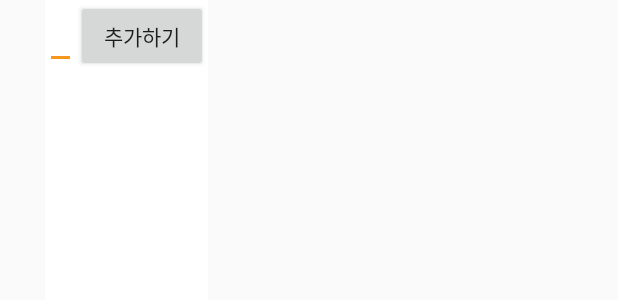
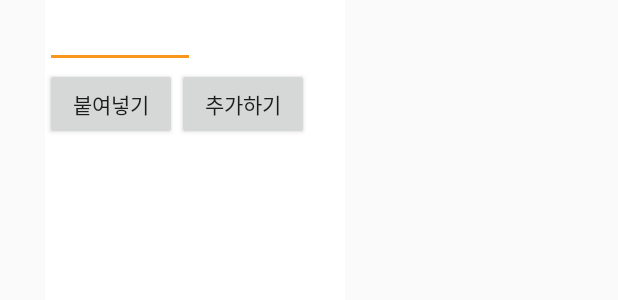
Before and after one commit to zoripong/haengbook, an Android app: the layout dialog_code_input.xml on its own in the app's theme, with its tools: preview values and no code run, on a phone screen of 412 x 824 dp. Shown: the top 300 px of the screen. Run offline under Robolectric (Android 15) with nearby library versions, the phone set to English and light mode, and no system bars.

```diff
--- a/app/src/main/java/kr/hs/emirim/uuuuri/haegbook/Adapter/CardPagerAdapter.java
+++ b/app/src/main/java/kr/hs/emirim/uuuuri/haegbook/Adapter/CardPagerAdapter.java
@@ -184,7 +184,6 @@ public class CardPagerAdapter extends PagerAdapter implements CardAdapter {
                     @Override
                     public void onClick(View view) {
                         Intent intent = new Intent(android.content.Intent.ACTION_SEND);
-                        intent.putExtra(Intent.EXTRA_SUBJECT, "제 여행 보실래요?");
                         intent.putExtra(Intent.EXTRA_TEXT, cardBookCode);
                         intent.setType("text/plain");
                         Intent chooser = Intent.createChooser(intent, "친구에게 공유하기");
--- a/app/src/main/res/layout/dialog_code_input.xml
+++ b/app/src/main/res/layout/dialog_code_input.xml
@@ -1,19 +1,31 @@
 <?xml version="1.0" encoding="utf-8"?>
 <LinearLayout xmlns:android="http://schemas.android.com/apk/res/android"
-    android:layout_width="wrap_content"
+    android:layout_width="200dp"
     android:layout_height="200dp"
     android:layout_marginLeft="30dp"
     android:layout_marginRight="30dp"
+    android:orientation="vertical"
     android:background="#ffffff"
     >
     <EditText
         android:id="@+id/book_code_et"
+        android:layout_width="100dp"
+        android:layout_height="wrap_content" />
+    <LinearLayout
+        android:orientation="horizontal"
         android:layout_width="wrap_content"
-        android:layout_height="wrap_content" />
+        android:layout_height="wrap_content">
+        <Button
+            android:id="@+id/paste_btn"
+            android:layout_width="wrap_content"
+            android:layout_height="wrap_content"
+            android:text="붙여넣기"/>
+        <Button
+            android:id="@+id/add_btn"
+            android:layout_width="wrap_content"
+            android:layout_height="wrap_content"
+            android:text="추가하기"/>
 
-    <Button
-        android:id="@+id/add_btn"
-        android:layout_width="wrap_content"
-        android:layout_height="wrap_content"
-        android:text="추가하기"/>
 </LinearLayout>
+
+</LinearLayout>
--- a/app/src/main/res/layout/dialog_share.xml
+++ b/app/src/main/res/layout/dialog_share.xml
@@ -4,7 +4,9 @@
     android:layout_width="wrap_content"
     android:layout_height="200dp"
     android:layout_marginLeft="30dp"
-    android:layout_marginRight="30dp">
+    android:layout_marginRight="30dp"
+    android:background="#ffffff"
+    >
 
     <LinearLayout
         android:layout_width="match_parent"
```
Also changed, not shown: app/src/main/java/kr/hs/emirim/uuuuri/haegbook/Activity/MainActivity.java (+66 -0 lines).
